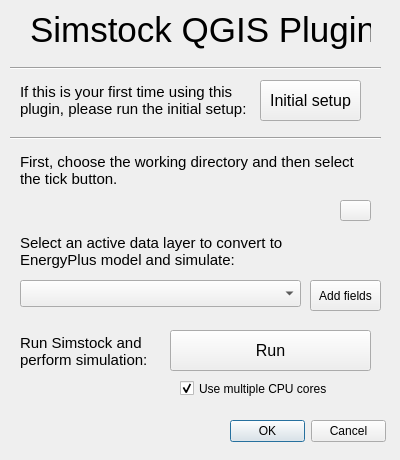
Above: simstock_qgis/Simstock_QGIS_dialog_base.ui from UCL/simstock_qgis before the change. Below: the same form after it.
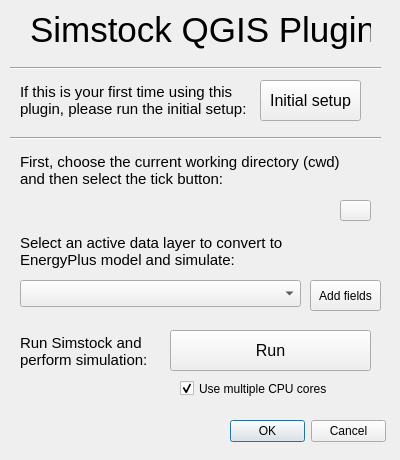
That is the form after the change. Icons and pictures are not drawn. Custom widgets are drawn as their Qt base class.

Commit message: Added ref to cwd in UI.

Patch:
```diff
--- a/simstock_qgis/Simstock_QGIS_dialog_base.ui
+++ b/simstock_qgis/Simstock_QGIS_dialog_base.ui
@@ -151,7 +151,7 @@
     </font>
    </property>
    <property name="text">
-    <string>First, choose the working directory and then select the tick button.</string>
+    <string>First, choose the current working directory (cwd) and then select the tick button:</string>
    </property>
    <property name="wordWrap">
     <bool>true</bool>
```
